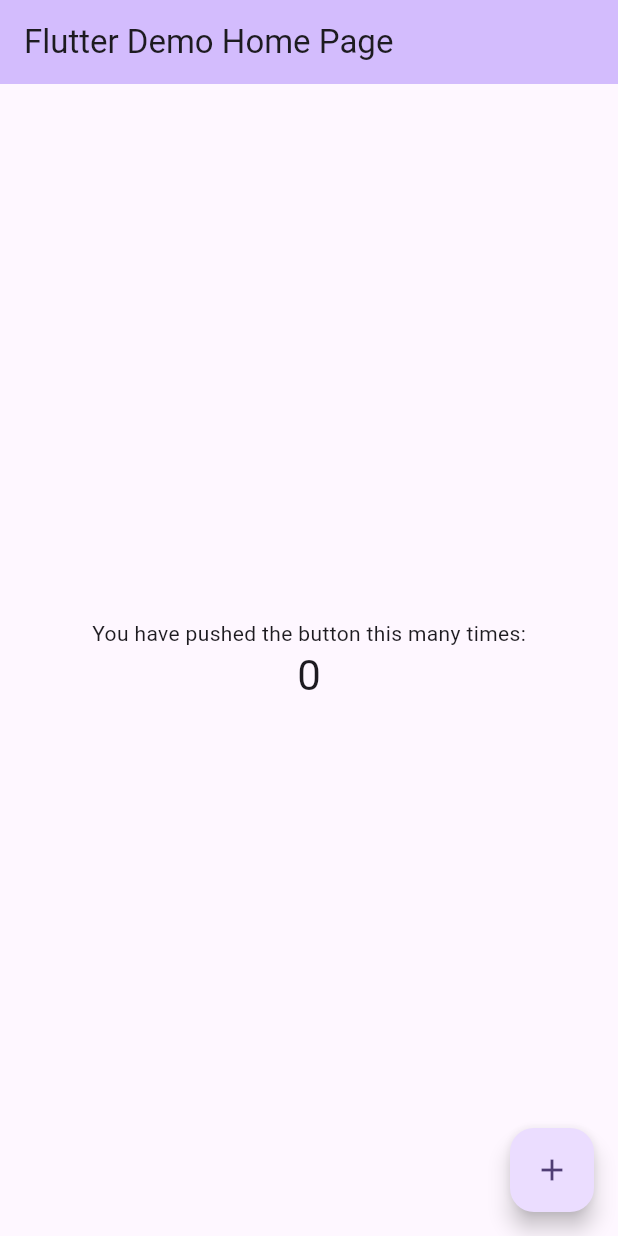
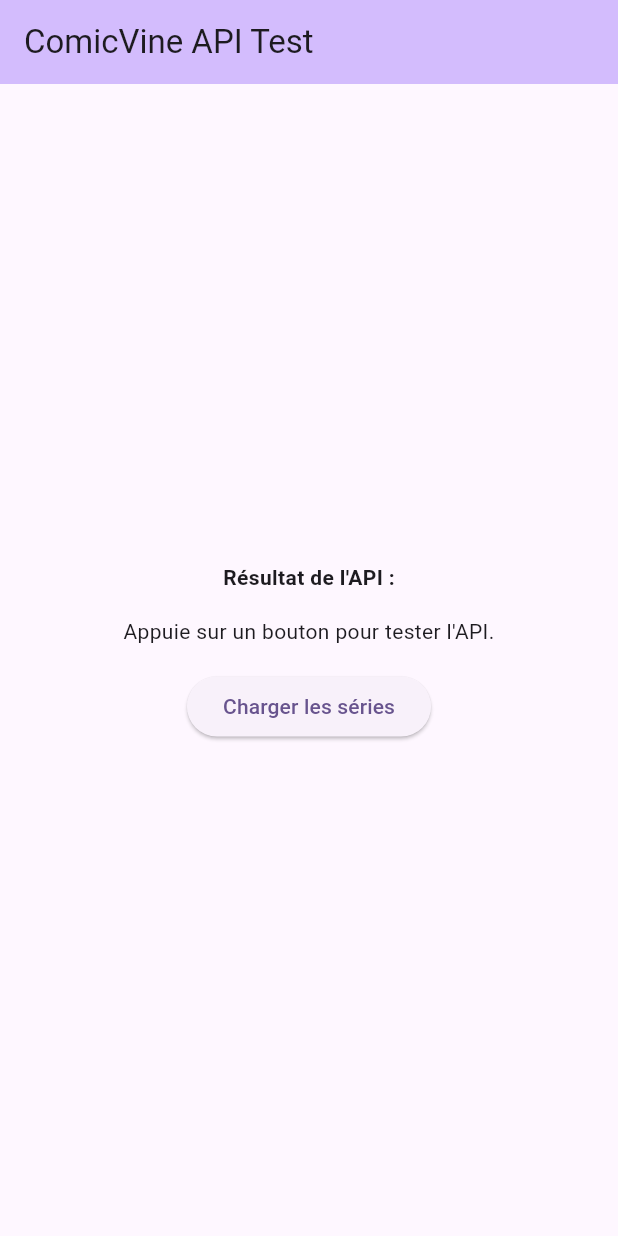
Before and after one commit to Xman77713/projet-flutter, a Flutter app: the screen it shows after launch, on a phone screen of 412 x 824 dp. Run offline on Flutter 3.47's test engine with Material 3 defaults, Android fonts, the phone set to English and light mode, and no system bars; our stand-ins replace dio, retrofit; generated files the repository leaves out were written again.

Commit message:
feat: 2ème test API

```diff
--- a/lib/main.dart
+++ b/lib/main.dart
@@ -1,4 +1,5 @@
 import 'package:flutter/material.dart';
+import 'api/comicVineAPI.dart';
 
 void main() {
   runApp(const MyApp());
@@ -7,46 +8,21 @@
 class MyApp extends StatelessWidget {
   const MyApp({super.key});
 
-  // This widget is the root of your application.
   @override
   Widget build(BuildContext context) {
     return MaterialApp(
-      title: 'Flutter Demo',
+      title: 'ComicVine API Demo',
       theme: ThemeData(
-        // This is the theme of your application.
-        //
-        // TRY THIS: Try running your application with "flutter run". You'll see
-        // the application has a purple toolbar. Then, without quitting the app,
-        // try changing the seedColor in the colorScheme below to Colors.green
-        // and then invoke "hot reload" (save your changes or press the "hot
-        // reload" button in a Flutter-supported IDE, or press "r" if you used
-        // the command line to start the app).
-        //
-        // Notice that the counter didn't reset back to zero; the application
-        // state is not lost during the reload. To reset the state, use hot
-        // restart instead.
-        //
-        // This works for code too, not just values: Most code changes can be
-        // tested with just a hot reload.
         colorScheme: ColorScheme.fromSeed(seedColor: Colors.deepPurple),
         useMaterial3: true,
       ),
-      home: const MyHomePage(title: 'Flutter Demo Home Page'),
+      home: const MyHomePage(title: 'ComicVine API Test'),
     );
   }
 }
 
 class MyHomePage extends StatefulWidget {
   const MyHomePage({super.key, required this.title});
-
-  // This widget is the home page of your application. It is stateful, meaning
-  // that it has a State object (defined below) that contains fields that affect
-  // how it looks.
-
-  // This class is the configuration for the state. It holds the values (in this
-  // case the title) provided by the parent (in this case the App widget) and
-  // used by the build method of the State. Fields in a Widget subclass are
-  // always marked "final".
 
   final String title;
 
@@ -55,12 +31,24 @@
 }
 
 class _MyHomePageState extends State<MyHomePage> {
-  int _counter = 0;
+  final ComicVineAPIManager apiManager = ComicVineAPIManager();
+  String _apiResult = 'Appuie sur un bouton pour tester l\'API.';
 
-  void _incrementCounter() {
+  Future<void> _fetchCharacters() async {
     setState(() {
-      _counter++;
+      _apiResult = 'Chargement les series';
     });
+    try {
+      final response = await apiManager
+          .getSeries('793241465e20a2c4efd78bcfaa9df4356b780449');
+      setState(() {
+        _apiResult = response.toString();
+      });
+    } catch (e) {
+      setState(() {
+        _apiResult = 'Erreur : $e';
+      });
+    }
   }
 
   @override
@@ -71,23 +59,29 @@
         title: Text(widget.title),
       ),
       body: Center(
+        child: SingleChildScrollView(
           child: Column(
             mainAxisAlignment: MainAxisAlignment.center,
             children: <Widget>[
               const Text(
-              'You have pushed the button this many times:',
+                'Résultat de l\'API :',
+                style: TextStyle(fontWeight: FontWeight.bold),
               ),
-            Text(
-              '$_counter',
-              style: Theme.of(context).textTheme.headlineMedium,
+              Padding(
+                padding: const EdgeInsets.all(16.0),
+                child: Text(
+                  _apiResult,
+                  textAlign: TextAlign.center,
                 ),
+              ),
+              ElevatedButton(
+                onPressed: _fetchCharacters,
+                child: const Text('Charger les séries'),
+              ),
+              SizedBox(height: 10),
             ],
           ),
         ),
-      floatingActionButton: FloatingActionButton(
-        onPressed: _incrementCounter,
-        tooltip: 'Increment',
-        child: const Icon(Icons.add),
       ),
     );
   }
```
Also changed, not shown: lib/api/comicVineAPI.dart (+4 -15 lines), lib/api/model/responseAPI.dart (+8 -8 lines), lib/api/comicVineAPI.g.dart, lib/api/model/responseAPI.g.dart. Lines whose indentation alone changed are shown as unchanged.
